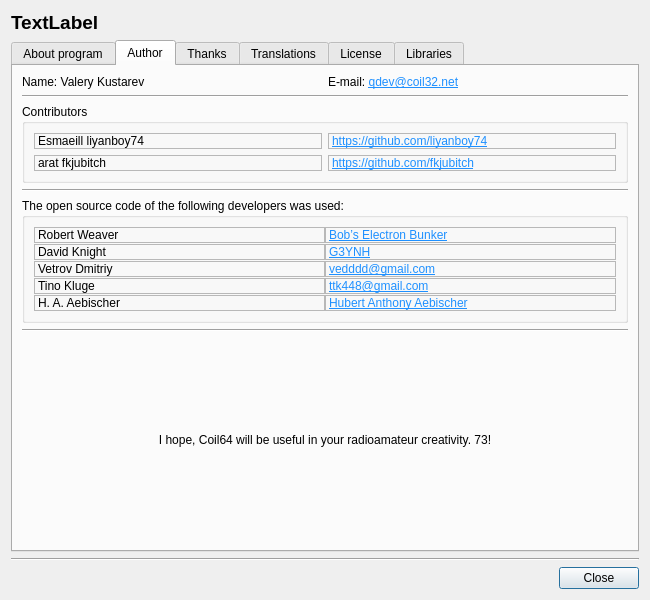
Old version of the form about.ui in the repository radioacoustick/Coil64.
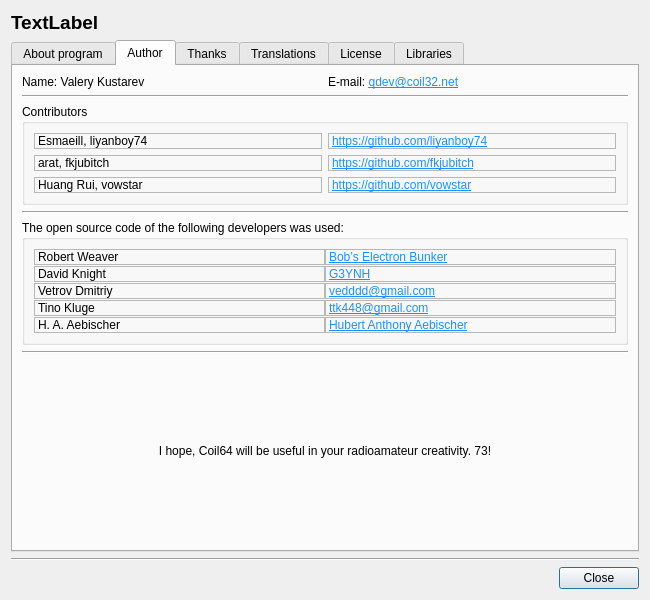
New version of the form. The open tabs and pages were chosen to show the change. Icons and pictures are not drawn.

```diff
--- a/about.ui
+++ b/about.ui
@@ -253,6 +253,16 @@
              <layout class="QVBoxLayout" name="verticalLayout_10">
               <item>
                <layout class="QGridLayout" name="gridLayout">
+                <item row="1" column="0">
+                 <widget class="QLabel" name="label_24">
+                  <property name="frameShape">
+                   <enum>QFrame::StyledPanel</enum>
+                  </property>
+                  <property name="text">
+                   <string notr="true">arat, fkjubitch</string>
+                  </property>
+                 </widget>
+                </item>
                 <item row="0" column="1">
                  <widget class="QLabel" name="label_23">
                   <property name="frameShape">
@@ -266,26 +276,6 @@
                   </property>
                  </widget>
                 </item>
-                <item row="0" column="0">
-                 <widget class="QLabel" name="label_22">
-                  <property name="frameShape">
-                   <enum>QFrame::StyledPanel</enum>
-                  </property>
-                  <property name="text">
-                   <string notr="true">Esmaeill liyanboy74</string>
-                  </property>
-                 </widget>
-                </item>
-                <item row="1" column="0">
-                 <widget class="QLabel" name="label_24">
-                  <property name="frameShape">
-                   <enum>QFrame::StyledPanel</enum>
-                  </property>
-                  <property name="text">
-                   <string notr="true">arat fkjubitch</string>
-                  </property>
-                 </widget>
-                </item>
                 <item row="1" column="1">
                  <widget class="QLabel" name="label_32">
                   <property name="frameShape">
@@ -299,6 +289,39 @@
                   </property>
                  </widget>
                 </item>
+                <item row="0" column="0">
+                 <widget class="QLabel" name="label_22">
+                  <property name="frameShape">
+                   <enum>QFrame::StyledPanel</enum>
+                  </property>
+                  <property name="text">
+                   <string notr="true">Esmaeill, liyanboy74</string>
+                  </property>
+                 </widget>
+                </item>
+                <item row="2" column="0">
+                 <widget class="QLabel" name="label_34">
+                  <property name="frameShape">
+                   <enum>QFrame::StyledPanel</enum>
+                  </property>
+                  <property name="text">
+                   <string notr="true">Huang Rui, vowstar</string>
+                  </property>
+                 </widget>
+                </item>
+                <item row="2" column="1">
+                 <widget class="QLabel" name="label_35">
+                  <property name="frameShape">
+                   <enum>QFrame::StyledPanel</enum>
+                  </property>
+                  <property name="text">
+                   <string notr="true">&lt;a href=&quot;https://github.com/vowstar&quot;&gt;&lt;span style=&quot;text-decoration: underline; color:DodgerBlue;&quot;&gt;https://github.com/vowstar&lt;/span&gt;&lt;/a&gt;</string>
+                  </property>
+                  <property name="openExternalLinks">
+                   <bool>true</bool>
+                  </property>
+                 </widget>
+                </item>
                </layout>
               </item>
              </layout>
@@ -399,7 +422,7 @@
                    <enum>QFrame::StyledPanel</enum>
                   </property>
                   <property name="text">
-                   <string notr="true">&lt;a href=&quot;https://www.g3ynh.info/index.html&quot;&gt;&lt;span style=&quot;text-decoration: underline; color:DodgerBlue;&quot;&gt;G3YNH&lt;/span&gt;&lt;/a&gt;</string>
+                   <string notr="true">&lt;a href=&quot;https://web.archive.org/web/20241005233337/https://www.g3ynh.info/&quot;&gt;&lt;span style=&quot;text-decoration: underline; color:DodgerBlue;&quot;&gt;G3YNH&lt;/span&gt;&lt;/a&gt;</string>
                   </property>
                   <property name="openExternalLinks">
                    <bool>true</bool>
```
Left out of the diff: 26 changed lines with no effect on the pictures. Lines whose indentation alone changed are shown as unchanged.
